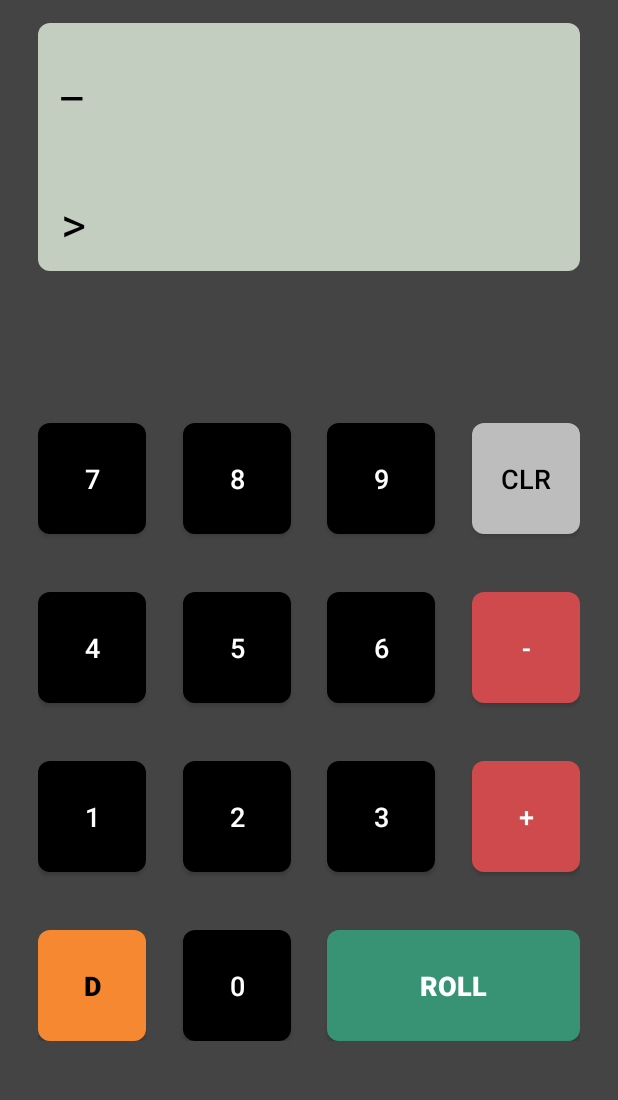
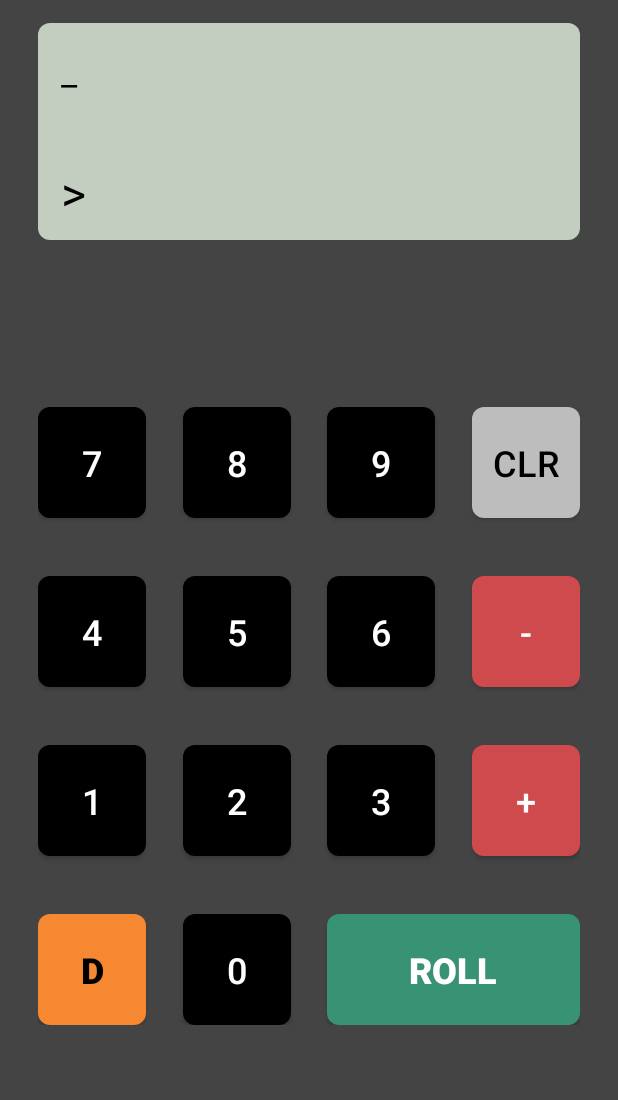
Before and after one commit to remcoder/polyhedral-dice-calculator, an Android app: the screen it shows after launch (MainActivity), on a phone screen of 412 x 824 dp, the part 44-1144 px from its top. Run offline under Robolectric (Android 15) with nearby library versions, the phone set to English and light mode, and no system bars; libraries missing offline, so code that uses them is left out: com.q42.tolbaaken, com.q42.utils; 2 statements that could not run were skipped.

Commit message:
Improved text size

```diff
--- a/src/app/src/main/res/layout/activity_main.xml
+++ b/src/app/src/main/res/layout/activity_main.xml
@@ -42,7 +42,7 @@
         android:layout_marginTop="15dp"
         android:layout_marginEnd="15dp"
         android:lines="2"
-        android:textSize="32sp"
+        android:textSize="24sp"
         app:layout_constraintBottom_toTopOf="@id/result"
         app:layout_constraintEnd_toEndOf="@id/lcd"
         app:layout_constraintStart_toStartOf="@id/lcd"
--- a/src/app/src/main/res/values/styles.xml
+++ b/src/app/src/main/res/values/styles.xml
@@ -17,7 +17,7 @@
     <style name="CalculatorButton" parent="Base.Widget.AppCompat.Button">
         <item name="android:textColor">@color/white</item>
         <item name="android:backgroundTint">@color/black</item>
-        <item name="android:textSize">18sp</item>
+        <item name="android:textSize">24sp</item>
         <item name="android:background">@drawable/rounded_button</item>
     </style>
 
```
